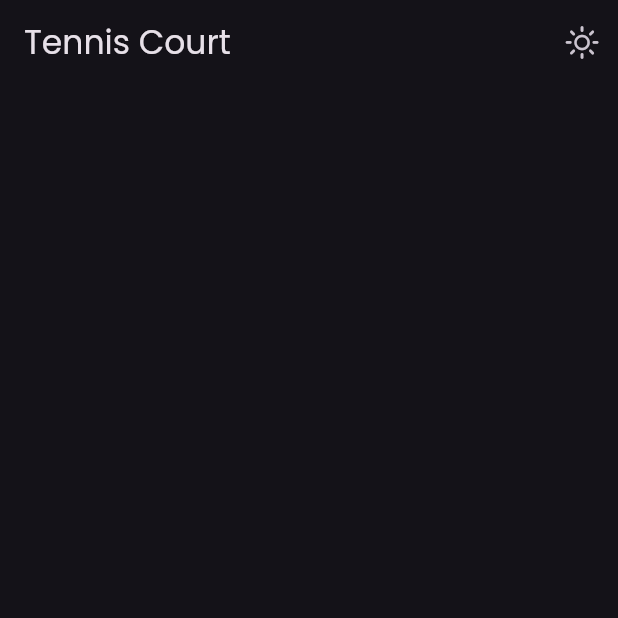
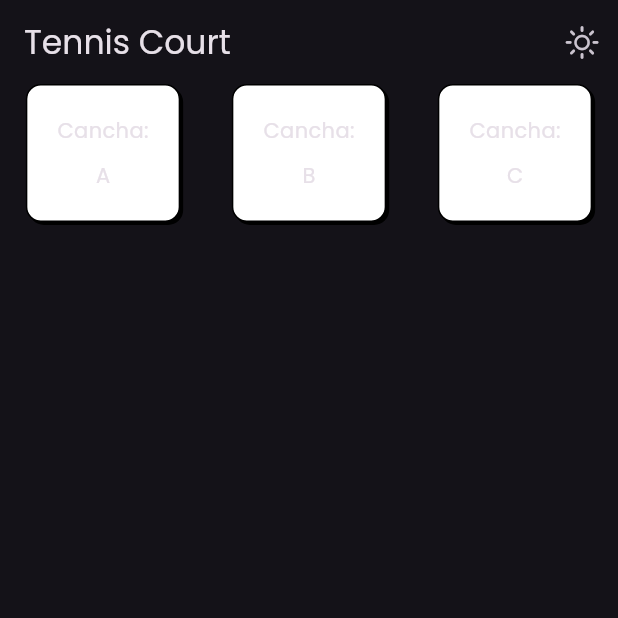
Before and after one commit to Cesart18/tennis-court, a Flutter app: the screen it shows after launch, after a tap on an icon or button, on a phone screen of 412 x 824 dp, the top half of it. Run offline on Flutter 3.47's test engine with Material 3 defaults, Android fonts, the phone set to English and light mode, and no system bars; our stand-ins replace flutter_riverpod, go_router, google_fonts, isar; accounts and stored records are empty; generated files the repository leaves out were written again.

Commit message:
agregue courtcard y la inicializacion de courtdb

```diff
--- a/lib/features/court/domain/datasources/court_datasource.dart
+++ b/lib/features/court/domain/datasources/court_datasource.dart
@@ -3,5 +3,7 @@ import 'package:tennis_court/features/court/domain/domain.dart';
 abstract class CourtDatasource {
   Future<void> initCourtDb();
 
+  Future<bool> checkCourts();
+
   Future<List<Court>> getCourts();
 }
--- a/lib/features/court/domain/repositories/court_repository.dart
+++ b/lib/features/court/domain/repositories/court_repository.dart
@@ -3,5 +3,7 @@ import 'package:tennis_court/features/court/domain/domain.dart';
 abstract class CourtRepository {
   Future<void> initCourtDb();
 
+  Future<bool> checkCourts();
+
   Future<List<Court>> getCourts();
 }
--- a/lib/features/court/infrastructure/datasources/court_datasource_impl.dart
+++ b/lib/features/court/infrastructure/datasources/court_datasource_impl.dart
@@ -25,6 +25,13 @@ class CourtDatasourceImpl extends CourtDatasource{
   }
 
   @override
+  Future<bool> checkCourts() async {
+   final isar = await db;
+   final hasCourts = await isar.courts.where().isNotEmpty();
+   return Future.value(hasCourts);
+  }
+
+  @override
   Future<List<Court>> getCourts() async{
     final isar = await db;
 
@@ -35,4 +42,6 @@ class CourtDatasourceImpl extends CourtDatasource{
 
 
 
+
+
 }
--- a/lib/features/court/infrastructure/repositories/court_repository_impl.dart
+++ b/lib/features/court/infrastructure/repositories/court_repository_impl.dart
@@ -15,8 +15,15 @@ class CourtRepositoryImpl extends CourtRepository{
   }
 
   @override
+  Future<bool> checkCourts() {
+    return datasource.checkCourts();
+  }
+
+  @override
   Future<List<Court>> getCourts() {
     return datasource.getCourts();
   }
 
+
+
 }
--- /dev/null
+++ b/lib/features/court/presentation/providers/courts_provider.dart
@@ -0,0 +1,58 @@
+import 'package:flutter_riverpod/flutter_riverpod.dart';
+import 'package:tennis_court/features/court/domain/domain.dart';
+import 'package:tennis_court/features/court/presentation/providers/court_repository_provider.dart';
+
+
+final courtsProvider = StateNotifierProvider<CourtNotifier, CourtState>((ref) {
+
+    final initCallback = ref.watch(courtRepositoryProvider).initCourtDb;
+    final checkCallback = ref.watch(courtRepositoryProvider).checkCourts;
+    final getCallback = ref.watch(courtRepositoryProvider).getCourts;
+
+    return CourtNotifier(initCallback: initCallback, checkCallback: checkCallback, getCallback: getCallback);
+
+});
+
+
+
+class CourtNotifier extends StateNotifier<CourtState> {
+  final Function() initCallback;
+  final Function() checkCallback;
+  final Function() getCallback;
+  CourtNotifier({
+    required this.initCallback,
+    required this.checkCallback,
+    required this.getCallback
+  }): super(CourtState()){
+    initCourtsDb();
+  }
+
+  void initCourtsDb () async {
+    await initCallback();
+    final hasCourts = await checkCallback();
+    if( hasCourts == true ){
+      final courts = await getCallback();
+      state = state.copyWith(
+        courts: courts
+      );
+    }
+  }
+
+}
+
+class CourtState {
+
+  final List<Court> courts;
+
+  CourtState({
+     this.courts = const []
+     });
+
+  CourtState copyWith({
+    List<Court>? courts
+  }) => CourtState(
+    courts: courts ?? this.courts
+  );
+
+
+  }
--- a/lib/features/court/presentation/screens/home_screen.dart
+++ b/lib/features/court/presentation/screens/home_screen.dart
@@ -2,6 +2,7 @@ import 'package:flutter/cupertino.dart';
 import 'package:flutter/material.dart';
 import 'package:flutter_riverpod/flutter_riverpod.dart';
 import 'package:tennis_court/shared/shared.dart';
+import '../presentation.dart';
 
 class HomeScreen extends ConsumerWidget {
   const HomeScreen({super.key});
@@ -20,6 +21,26 @@ class HomeScreen extends ConsumerWidget {
           ))
         ],
       ),
+      body: const _HomeScreenView(),
     );
   }
 }
+
+class _HomeScreenView extends ConsumerWidget {
+  const _HomeScreenView();
+
+  @override
+  Widget build(BuildContext context, WidgetRef ref) {
+    final courts = ref.watch(courtsProvider).courts;
+    return Column(
+      children: [
+        Row(
+          mainAxisAlignment: MainAxisAlignment.spaceAround,
+          children: [
+            ...courts.map((court) => CourtCard(courtName: court.name))
+          ],
+        )
+      ],
+    );
+  }
+}
--- /dev/null
+++ b/lib/features/court/presentation/widgets/court_card.dart
@@ -0,0 +1,54 @@
+import 'package:flutter/material.dart';
+
+class CourtCard extends StatefulWidget {
+  final String courtName;
+  const CourtCard({super.key, required this.courtName});
+
+  @override
+  State<CourtCard> createState() => _CourtCardState();
+}
+
+class _CourtCardState extends State<CourtCard> {
+
+  double xd = 2;
+  double yd = 2;
+
+  @override
+  Widget build(BuildContext context) {
+    return InkWell(
+      onTapUp: (value) {
+        setState(() {
+          xd = 2;
+          yd = 2;
+        });
+      },
+      onTapDown: (details) {
+        setState(() {
+          xd = 0;
+          yd = 0;
+        });
+      },
+      child: Container(
+        decoration: BoxDecoration(
+          border: Border.all(),
+          borderRadius: BorderRadius.circular(10),
+          boxShadow:  [
+             BoxShadow(
+              color: Colors.black,
+              offset: Offset(xd, yd)
+             )
+          ],
+          color: Colors.white
+        ),
+        padding: const EdgeInsets.all(20),
+        child: Column(
+          children: [
+            const Text('Cancha:'),
+            const SizedBox(height: 10,),
+            Text(widget.courtName)
+          ],
+        ),
+      ),
+    );
+  }
+}
```
Also changed, not shown: lib/features/court/presentation/presentation.dart (+8 -0 lines), lib/features/court/presentation/providers/court_repository_provider.dart (added, +7 -0 lines).
